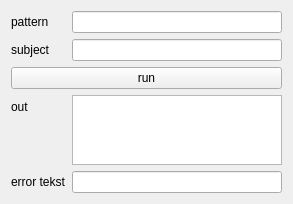
Above: widget.ui from De-Backer/QRegularExpression_tester before the change. Below: the same form after it.
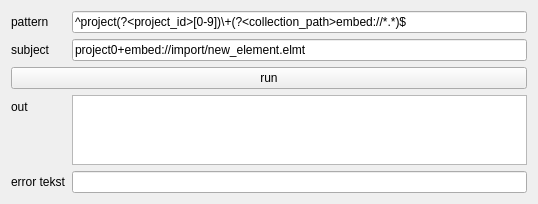
That is the form after the change.

```diff
--- a/widget.ui
+++ b/widget.ui
@@ -6,8 +6,8 @@
    <rect>
     <x>0</x>
     <y>0</y>
-    <width>293</width>
-    <height>179</height>
+    <width>538</width>
+    <height>199</height>
    </rect>
   </property>
   <property name="windowTitle">
@@ -22,7 +22,11 @@
     </widget>
    </item>
    <item row="0" column="1">
-    <widget class="QLineEdit" name="patternLE"/>
+    <widget class="QLineEdit" name="patternLE">
+     <property name="text">
+      <string>^project(?&lt;project_id&gt;[0-9])\+(?&lt;collection_path&gt;embed://*.*)$</string>
+     </property>
+    </widget>
    </item>
    <item row="1" column="0">
     <widget class="QLabel" name="label_2">
@@ -32,7 +36,11 @@
     </widget>
    </item>
    <item row="1" column="1">
-    <widget class="QLineEdit" name="subjectLE"/>
+    <widget class="QLineEdit" name="subjectLE">
+     <property name="text">
+      <string>project0+embed://import/new_element.elmt</string>
+     </property>
+    </widget>
    </item>
    <item row="2" column="0" colspan="2">
     <widget class="QPushButton" name="pushButton">
```
